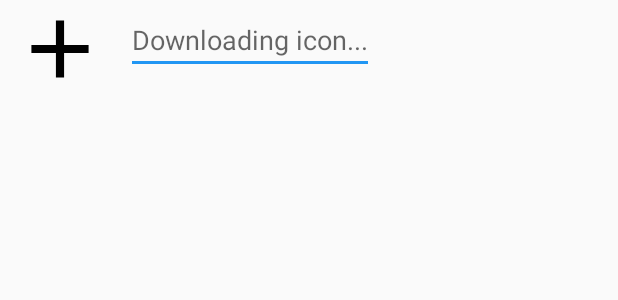
After one commit to cylonid/NativeAlphaForAndroid, an Android app: the layout shortcut_dialog.xml on its own in the app's theme, with its tools: preview values and no code run, on a phone screen of 412 x 824 dp. The commit adds this screen. Shown: the top 300 px of the screen. Run offline under Robolectric (Android 15) with nearby library versions, the phone set to English and light mode, and no system bars; plain views replace CircularProgressBar.

Commit message:
Shortcut with own dialog + icon set

```diff
--- a/app/build.gradle
+++ b/app/build.gradle
@@ -29,6 +29,7 @@ repositories {
     dependencies {
     implementation fileTree(dir: 'libs', include: ['*.jar'])
 
+    implementation 'com.mikhaellopez:circularprogressbar:3.0.3'
     implementation 'org.jsoup:jsoup:1.13.1'
     implementation 'com.squareup.picasso:picasso:2.71828'
     implementation 'androidx.appcompat:appcompat:1.1.0'
--- /dev/null
+++ b/app/src/main/res/layout/shortcut_dialog.xml
@@ -0,0 +1,37 @@
+<LinearLayout xmlns:android="http://schemas.android.com/apk/res/android"
+    xmlns:app="http://schemas.android.com/apk/res-auto"
+    android:id="@+id/shortcutDialog"
+    android:layout_width="wrap_content"
+    android:layout_height="wrap_content"
+    android:orientation="horizontal">
+
+<!--    <com.mikhaellopez.circularprogressbar.CircularProgressBar-->
+<!--        android:id="@+id/circularProgressBar"-->
+<!--        android:layout_width="80dp"-->
+<!--        android:layout_height="wrap_content"-->
+<!--        app:cpb_background_progressbar_color="#b6bbd8"-->
+<!--        app:cpb_background_progressbar_width="5dp"-->
+<!--        app:cpb_progress_direction="to_right"-->
+<!--        app:cpb_progressbar_color="#3f51b5"-->
+<!--        app:cpb_progressbar_width="10dp"-->
+<!--        app:cpb_indeterminate_mode="true"-->
+<!--        app:cpb_round_border="false" />-->
+    <ImageView
+        android:id="@+id/favicon"
+        android:layout_width="80dp"
+        android:layout_height="match_parent"
+        android:src="@drawable/ic_add_black_24dp" />
+    <EditText
+        android:id="@+id/websiteTitle"
+        android:layout_width="match_parent"
+        android:layout_height="match_parent"
+        android:layout_marginLeft="4dp"
+        android:layout_marginTop="4dp"
+        android:layout_marginRight="4dp"
+        android:layout_marginBottom="16dp"
+        android:fontFamily="sans-serif"
+        android:hint="Downloading icon..."
+        android:inputType="text"
+        android:textAllCaps="false" />
+
+</LinearLayout>
```
Also changed, not shown: app/src/main/java/com/cylonid/nativefier/MainActivity.java (+2 -6 lines), app/src/main/java/com/cylonid/nativefier/ShortcutHelper.java (+57 -14 lines).
